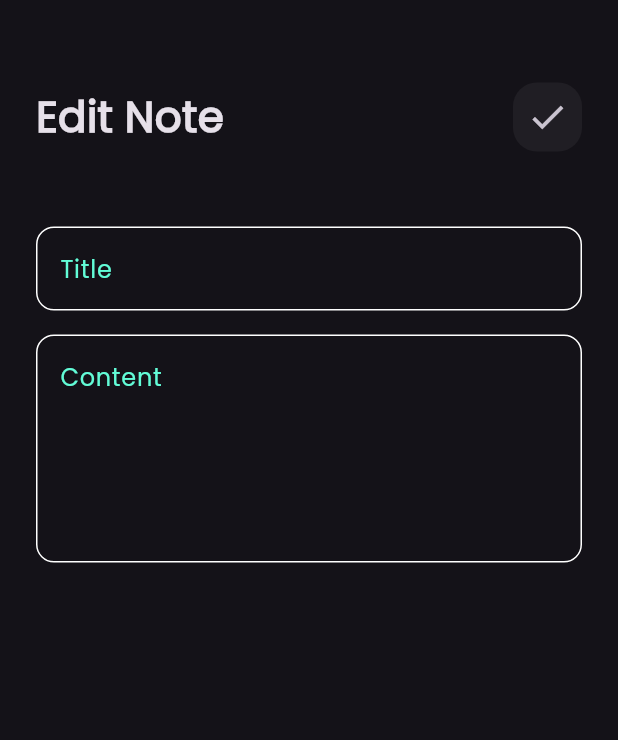
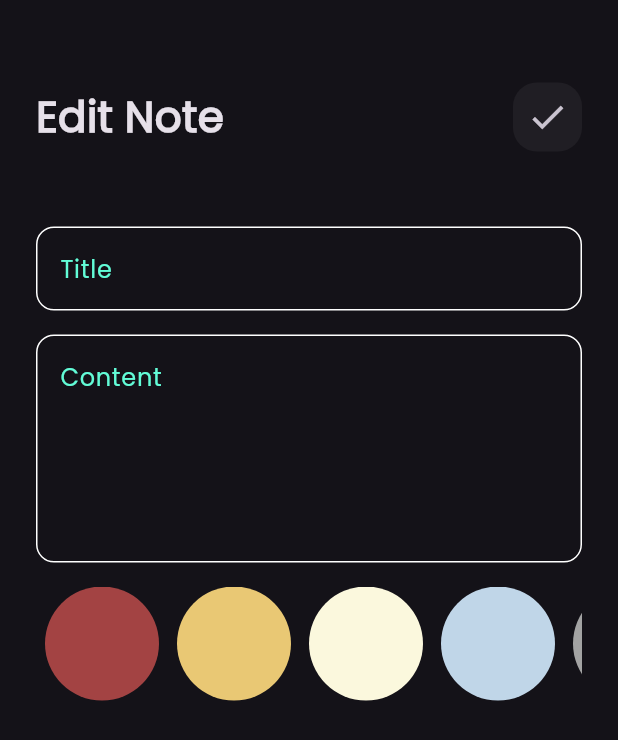
Before and after one commit to hashimsaffarini/Notes_App, a Flutter app: the EditNoteView screen opened directly with empty values, on a phone screen of 412 x 824 dp. Shown: the top 740 px of the screen. Run offline on Flutter 3.47's test engine with Material 3 defaults, Android fonts, the phone set to English and light mode, and no system bars; our stand-ins replace flutter_bloc, hive, hive_flutter; accounts and stored records are empty.

Commit message:
final edits to project ..

```diff
--- a/lib/constants.dart
+++ b/lib/constants.dart
@@ -3,3 +3,10 @@ import 'package:flutter/material.dart';
 const kPrimaryColor = Color(0xff62FCD7);
 const kSecondaryColor = Color.fromARGB(255, 73, 220, 186);
 const kNotesBox = 'notes_box';
+const List<Color> kColors = [
+  Color(0xffA34343),
+  Color(0xffE9C874),
+  Color(0xffFBF8DD),
+  Color(0xffC0D6E8),
+  Color(0xffA3A3A3),
+];
--- a/lib/cubits/add_note_cubit/add_note_cubit.dart
+++ b/lib/cubits/add_note_cubit/add_note_cubit.dart
@@ -1,3 +1,4 @@
+import 'package:flutter/material.dart';
 import 'package:flutter_bloc/flutter_bloc.dart';
 import 'package:hive/hive.dart';
 import 'package:notes_app/constants.dart';
@@ -7,8 +8,9 @@ part 'add_note_state.dart';
 
 class AddNoteCubit extends Cubit<AddNoteState> {
   AddNoteCubit() : super(AddNoteInitial());
-
+  Color color = const Color(0xffA34343);
   addNote(NoteModel note) async {
+    note.color = color.value;
     emit(AddNoteLoading());
     try {
       var notesBox = Hive.box<NoteModel>(kNotesBox);
--- a/lib/views/widgets/custom_note_item.dart
+++ b/lib/views/widgets/custom_note_item.dart
@@ -24,7 +24,7 @@ class NoteItem extends StatelessWidget {
       child: Container(
         padding: const EdgeInsets.only(left: 16, top: 24, bottom: 24),
         decoration: BoxDecoration(
-          color: const Color(0xffFFCC80),
+          color: Color(note.color),
           borderRadius: BorderRadius.circular(16),
         ),
         child: Column(
--- /dev/null
+++ b/lib/views/widgets/edit_list_view_colors.dart
@@ -0,0 +1,49 @@
+import 'package:flutter/material.dart';
+import 'package:notes_app/constants.dart';
+import 'package:notes_app/models/note_model.dart';
+import 'package:notes_app/views/widgets/colors_list_view.dart';
+
+class EditColorsListView extends StatefulWidget {
+  const EditColorsListView({super.key, required this.note});
+  final NoteModel note;
+
+  @override
+  State<EditColorsListView> createState() => _EditColorsListViewState();
+}
+
+class _EditColorsListViewState extends State<EditColorsListView> {
+  late int currentIndex;
+  @override
+  void initState() {
+    currentIndex = kColors.indexOf(Color(widget.note.color));
+    super.initState();
+  }
+
+  @override
+  Widget build(BuildContext context) {
+    return SizedBox(
+      height: 38 * 2,
+      child: ListView.builder(
+        itemCount: kColors.length,
+        scrollDirection: Axis.horizontal,
+        itemBuilder: (context, index) {
+          return Padding(
+            padding: const EdgeInsets.symmetric(horizontal: 6),
+            child: GestureDetector(
+              onTap: () {
+                widget.note.color = kColors[index].value;
+                setState(() {
+                  currentIndex = index;
+                });
+              },
+              child: ColorItem(
+                color: kColors[index],
+                isSelected: currentIndex == index,
+              ),
+            ),
+          );
+        },
+      ),
+    );
+  }
+}
--- a/lib/views/widgets/edit_view_body.dart
+++ b/lib/views/widgets/edit_view_body.dart
@@ -4,6 +4,7 @@ import 'package:notes_app/cubits/notes_cubit/notes_cubit.dart';
 import 'package:notes_app/models/note_model.dart';
 import 'package:notes_app/views/widgets/custom_app_bar.dart';
 import 'package:notes_app/views/widgets/custom_text_field.dart';
+import 'package:notes_app/views/widgets/edit_list_view_colors.dart';
 
 class EditNoteViewBody extends StatefulWidget {
   final NoteModel note;
@@ -28,6 +29,7 @@ class _EditNoteViewBodyState extends State<EditNoteViewBody> {
               onPressed: () {
                 widget.note.title = title ?? widget.note.title;
                 widget.note.subTitle = content ?? widget.note.subTitle;
+
                 widget.note.save();
                 BlocProvider.of<NotesCubit>(context).fetchAllNotes();
                 Navigator.pop(context);
@@ -47,6 +49,10 @@ class _EditNoteViewBodyState extends State<EditNoteViewBody> {
             hintText: 'Content',
             maxLines: 5,
           ),
+          const SizedBox(height: 16),
+          EditColorsListView(
+            note: widget.note,
+          ),
         ],
       ),
     );
```
Also changed, not shown: lib/views/widgets/colors_list_view.dart (+7 -9 lines).
